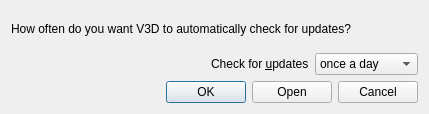
Before: the Qt Designer form v3d_main/v3d/dialog_update_v3d.ui in CBL-ORION/Vaa3D-mirror, drawn with Qt 5.
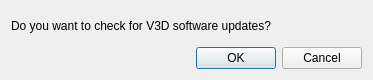
After: the same form once the commit is applied.

Commit message: Modified CMakeLists.txt to help find my custom built fat libv3dtiff.a on Mac. cmake now prefers to find generated qt ui headers in its own binary area, using BEFORE keyword in include_directories. Many refinements to V3D updating code, which has now actually been tested a bit.

```diff
--- a/v3d_main/v3d/dialog_update_v3d.ui
+++ b/v3d_main/v3d/dialog_update_v3d.ui
@@ -6,8 +6,8 @@
    <rect>
     <x>0</x>
     <y>0</y>
-    <width>429</width>
-    <height>114</height>
+    <width>373</width>
+    <height>80</height>
    </rect>
   </property>
   <property name="windowTitle">
@@ -20,76 +20,17 @@
    <item>
     <widget class="QLabel" name="label_2">
      <property name="text">
-      <string>How often do you want V3D to automatically check for updates?</string>
+      <string>Do you want to check for V3D software updates?</string>
      </property>
     </widget>
    </item>
-   <item>
-    <layout class="QHBoxLayout" name="horizontalLayout">
-     <item>
-      <spacer name="horizontalSpacer">
-       <property name="orientation">
-        <enum>Qt::Horizontal</enum>
-       </property>
-       <property name="sizeHint" stdset="0">
-        <size>
-         <width>40</width>
-         <height>20</height>
-        </size>
-       </property>
-      </spacer>
-     </item>
-     <item>
-      <widget class="QLabel" name="label">
-       <property name="text">
-        <string>Check for &amp;updates</string>
-       </property>
-       <property name="buddy">
-        <cstring>comboBox</cstring>
-       </property>
-      </widget>
-     </item>
-     <item>
-      <widget class="QComboBox" name="comboBox">
-       <property name="currentIndex">
-        <number>1</number>
-       </property>
-       <item>
-        <property name="text">
-         <string>every time</string>
-        </property>
-       </item>
-       <item>
-        <property name="text">
-         <string>once a day</string>
-        </property>
-       </item>
-       <item>
-        <property name="text">
-         <string>once a week</string>
-        </property>
-       </item>
-       <item>
-        <property name="text">
-         <string>once a month</string>
-        </property>
-       </item>
-       <item>
-        <property name="text">
-         <string>never</string>
-        </property>
-       </item>
-      </widget>
-     </item>
-    </layout>
-   </item>
    <item>
     <widget class="QDialogButtonBox" name="buttonBox">
      <property name="orientation">
       <enum>Qt::Horizontal</enum>
      </property>
      <property name="standardButtons">
-      <set>QDialogButtonBox::Cancel|QDialogButtonBox::Ok|QDialogButtonBox::Open</set>
+      <set>QDialogButtonBox::Cancel|QDialogButtonBox::Ok</set>
      </property>
     </widget>
    </item>
```
The commit also changes 6 other files.
